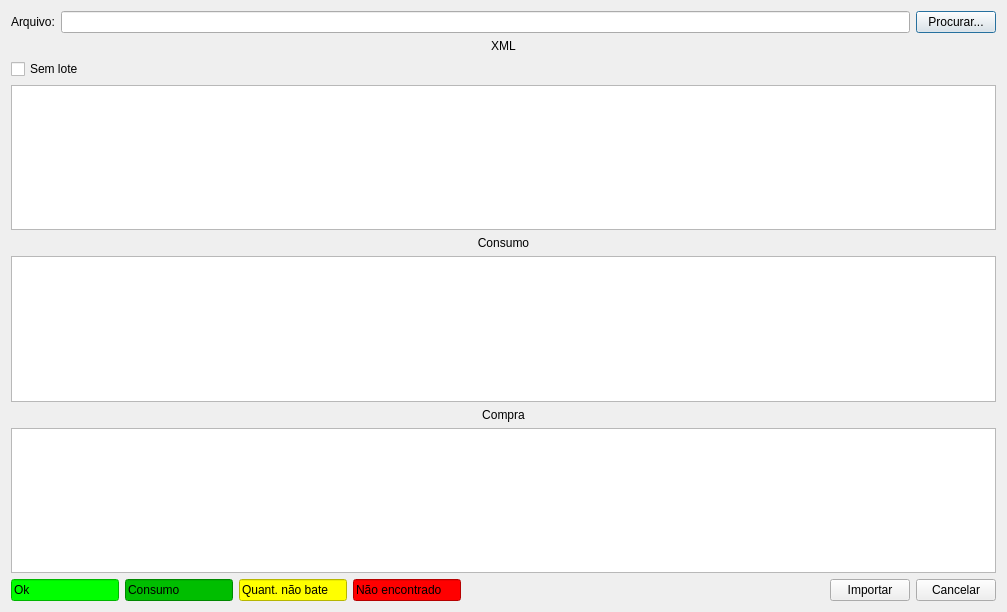
First picture: the form in ui/importarxml.ui, repository darktorres/ERP-STACCATO, before the edit.
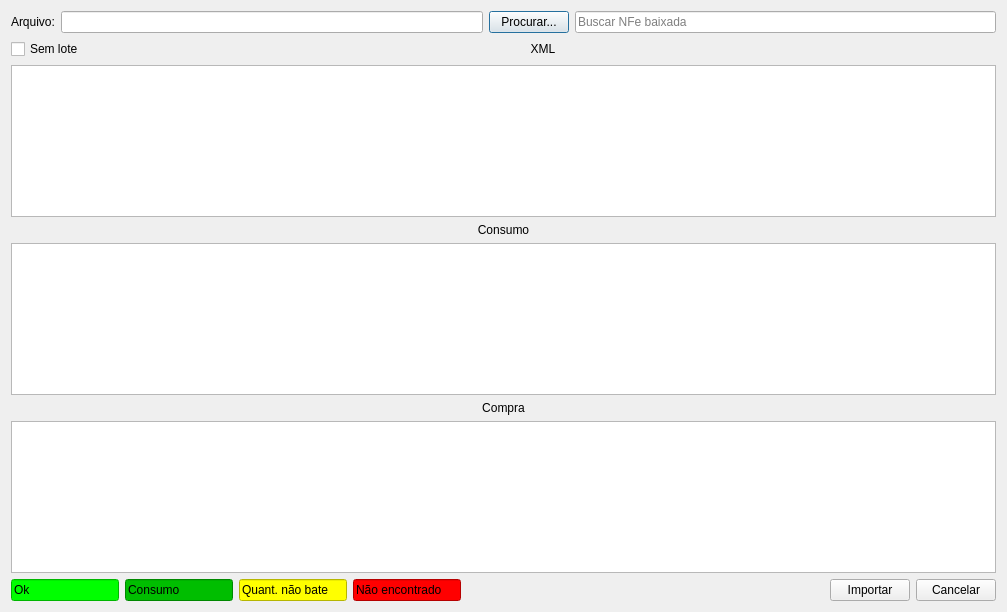
Second picture: the form after the edit. Custom widgets are drawn as their Qt base class.

Commit message: Adaptado tela de importar XML para poder usar NFes baixadas

```diff
--- a/ui/importarxml.ui
+++ b/ui/importarxml.ui
@@ -16,6 +16,13 @@
   <layout class="QGridLayout" name="gridLayout_3">
    <item row="0" column="0">
     <layout class="QGridLayout" name="gridLayout">
+     <item row="0" column="3">
+      <widget class="ItemBox" name="itemBoxNFe">
+       <property name="placeholderText">
+        <string>Buscar NFe baixada</string>
+       </property>
+      </widget>
+     </item>
      <item row="0" column="0">
       <widget class="QLabel" name="label">
        <property name="text">
@@ -37,7 +44,7 @@
    </item>
    <item row="1" column="0">
     <layout class="QGridLayout" name="gridLayout_2">
-     <item row="0" column="0">
+     <item row="1" column="1">
       <widget class="QLabel" name="label_2">
        <property name="text">
         <string>XML</string>
@@ -47,43 +54,39 @@
        </property>
       </widget>
      </item>
-     <item row="3" column="0">
-      <widget class="QLabel" name="label_3">
-       <property name="text">
-        <string>Consumo</string>
+     <item row="4" column="0" colspan="2">
+      <widget class="TableView" name="tableConsumo">
+       <property name="mouseTracking">
+        <bool>true</bool>
        </property>
-       <property name="alignment">
-        <set>Qt::AlignCenter</set>
+       <property name="editTriggers">
+        <set>QAbstractItemView::NoEditTriggers</set>
+       </property>
+       <property name="selectionMode">
+        <enum>QAbstractItemView::SingleSelection</enum>
+       </property>
+       <property name="selectionBehavior">
+        <enum>QAbstractItemView::SelectRows</enum>
+       </property>
+       <property name="sortingEnabled">
+        <bool>true</bool>
        </property>
       </widget>
      </item>
      <item row="1" column="0">
       <widget class="QCheckBox" name="checkBoxSemLote">
+       <property name="sizePolicy">
+        <sizepolicy hsizetype="Maximum" vsizetype="Fixed">
+         <horstretch>0</horstretch>
+         <verstretch>0</verstretch>
+        </sizepolicy>
+       </property>
        <property name="text">
         <string>Sem lote</string>
        </property>
       </widget>
      </item>
-     <item row="4" column="0">
-      <widget class="TableView" name="tableConsumo">
-       <property name="mouseTracking">
-        <bool>true</bool>
-       </property>
-       <property name="editTriggers">
-        <set>QAbstractItemView::NoEditTriggers</set>
-       </property>
-       <property name="selectionMode">
-        <enum>QAbstractItemView::SingleSelection</enum>
-       </property>
-       <property name="selectionBehavior">
-        <enum>QAbstractItemView::SelectRows</enum>
-       </property>
-       <property name="sortingEnabled">
-        <bool>true</bool>
-       </property>
-      </widget>
-     </item>
-     <item row="2" column="0">
+     <item row="2" column="0" colspan="2">
       <widget class="TableView" name="tableEstoque">
        <property name="mouseTracking">
         <bool>true</bool>
@@ -99,7 +102,17 @@
        </property>
       </widget>
      </item>
-     <item row="5" column="0">
+     <item row="3" column="0" colspan="2">
+      <widget class="QLabel" name="label_3">
+       <property name="text">
+        <string>Consumo</string>
+       </property>
+       <property name="alignment">
+        <set>Qt::AlignCenter</set>
+       </property>
+      </widget>
+     </item>
+     <item row="5" column="0" colspan="2">
       <widget class="QLabel" name="label_4">
        <property name="text">
         <string>Compra</string>
@@ -109,7 +122,7 @@
        </property>
       </widget>
      </item>
-     <item row="6" column="0">
+     <item row="6" column="0" colspan="2">
       <widget class="TableView" name="tableCompra">
        <property name="mouseTracking">
         <bool>true</bool>
@@ -282,6 +295,11 @@
    <extends>QTableView</extends>
    <header>src/tableview.h</header>
   </customwidget>
+  <customwidget>
+   <class>ItemBox</class>
+   <extends>QLineEdit</extends>
+   <header>src/itembox.h</header>
+  </customwidget>
  </customwidgets>
  <resources/>
  <connections/>
```
Left out of the diff: 6 changed lines with no effect on the pictures. The commit also changes 2 other files.
